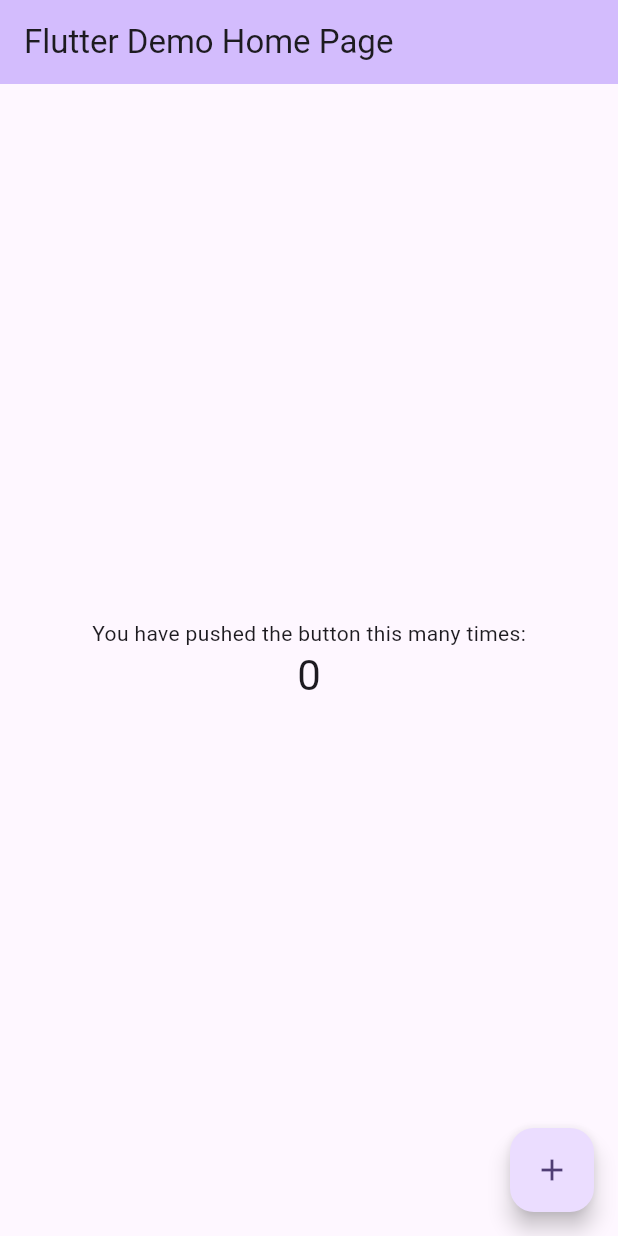
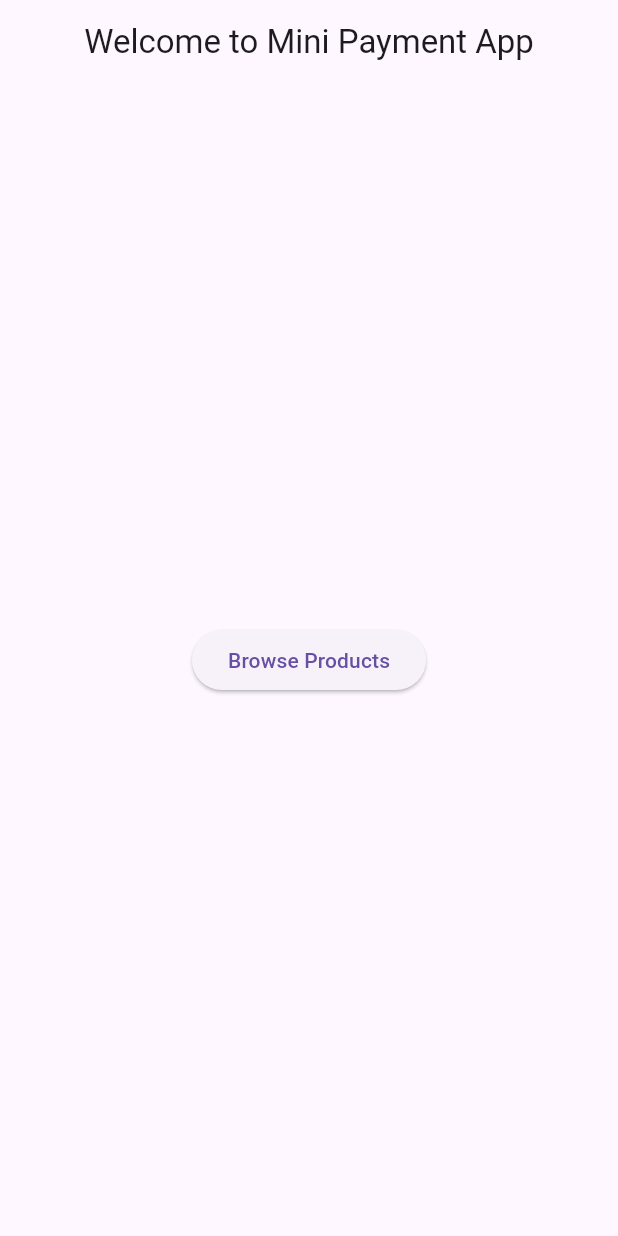
Before and after one commit to RohanP-57/M_Shopps, a Flutter app: the screen it shows after launch, on a phone screen of 412 x 824 dp. Run offline on Flutter 3.47's test engine with Material 3 defaults, Android fonts, the phone set to English and light mode, and no system bars.

Commit message:
changes- - unnecessary files deleted - home_screen.dart file added

```diff
--- a/lib/main.dart
+++ b/lib/main.dart
@@ -1,122 +1,23 @@
 import 'package:flutter/material.dart';
+import 'screens/home_screen.dart';
 
 void main() {
-  runApp(const MyApp());
+  runApp(const MiniPaymentApp());
 }
 
-class MyApp extends StatelessWidget {
-  const MyApp({super.key});
+class MiniPaymentApp extends StatelessWidget {
+  const MiniPaymentApp({super.key});
 
-  // This widget is the root of your application.
   @override
   Widget build(BuildContext context) {
     return MaterialApp(
-      title: 'Flutter Demo',
+      title: 'Mini Payment App',
+      debugShowCheckedModeBanner: false,
       theme: ThemeData(
-        // This is the theme of your application.
-        //
-        // TRY THIS: Try running your application with "flutter run". You'll see
-        // the application has a purple toolbar. Then, without quitting the app,
-        // try changing the seedColor in the colorScheme below to Colors.green
-        // and then invoke "hot reload" (save your changes or press the "hot
-        // reload" button in a Flutter-supported IDE, or press "r" if you used
-        // the command line to start the app).
-        //
-        // Notice that the counter didn't reset back to zero; the application
-        // state is not lost during the reload. To reset the state, use hot
-        // restart instead.
-        //
-        // This works for code too, not just values: Most code changes can be
-        // tested with just a hot reload.
-        colorScheme: ColorScheme.fromSeed(seedColor: Colors.deepPurple),
+        primarySwatch: Colors.indigo,
+        useMaterial3: true,
       ),
-      home: const MyHomePage(title: 'Flutter Demo Home Page'),
+      home: const HomeScreen(),
     );
   }
 }
-
-class MyHomePage extends StatefulWidget {
-  const MyHomePage({super.key, required this.title});
-
-  // This widget is the home page of your application. It is stateful, meaning
-  // that it has a State object (defined below) that contains fields that affect
-  // how it looks.
-
-  // This class is the configuration for the state. It holds the values (in this
-  // case the title) provided by the parent (in this case the App widget) and
-  // used by the build method of the State. Fields in a Widget subclass are
-  // always marked "final".
-
-  final String title;
-
-  @override
-  State<MyHomePage> createState() => _MyHomePageState();
-}
-
-class _MyHomePageState extends State<MyHomePage> {
-  int _counter = 0;
-
-  void _incrementCounter() {
-    setState(() {
-      // This call to setState tells the Flutter framework that something has
-      // changed in this State, which causes it to rerun the build method below
-      // so that the display can reflect the updated values. If we changed
-      // _counter without calling setState(), then the build method would not be
-      // called again, and so nothing would appear to happen.
-      _counter++;
-    });
-  }
-
-  @override
-  Widget build(BuildContext context) {
-    // This method is rerun every time setState is called, for instance as done
-    // by the _incrementCounter method above.
-    //
-    // The Flutter framework has been optimized to make rerunning build methods
-    // fast, so that you can just rebuild anything that needs updating rather
-    // than having to individually change instances of widgets.
-    return Scaffold(
-      appBar: AppBar(
-        // TRY THIS: Try changing the color here to a specific color (to
-        // Colors.amber, perhaps?) and trigger a hot reload to see the AppBar
-        // change color while the other colors stay the same.
-        backgroundColor: Theme.of(context).colorScheme.inversePrimary,
-        // Here we take the value from the MyHomePage object that was created by
-        // the App.build method, and use it to set our appbar title.
-        title: Text(widget.title),
-      ),
-      body: Center(
-        // Center is a layout widget. It takes a single child and positions it
-        // in the middle of the parent.
-        child: Column(
-          // Column is also a layout widget. It takes a list of children and
-          // arranges them vertically. By default, it sizes itself to fit its
-          // children horizontally, and tries to be as tall as its parent.
-          //
-          // Column has various properties to control how it sizes itself and
-          // how it positions its children. Here we use mainAxisAlignment to
-          // center the children vertically; the main axis here is the vertical
-          // axis because Columns are vertical (the cross axis would be
-          // horizontal).
-          //
-          // TRY THIS: Invoke "debug painting" (choose the "Toggle Debug Paint"
-          // action in the IDE, or press "p" in the console), to see the
-          // wireframe for each widget.
-          mainAxisAlignment: MainAxisAlignment.center,
-          children: <Widget>[
-            const Text('You have pushed the button this many times:'),
-            Text(
-              '$_counter',
-              style: Theme.of(context).textTheme.headlineMedium,
-            ),
-          ],
-        ),
-      ),
-      floatingActionButton: FloatingActionButton(
-        onPressed: _incrementCounter,
-        tooltip: 'Increment',
-        child: const Icon(Icons.add),
-      ), // This trailing comma makes auto-formatting nicer for build methods.
-    );
-  }
-}
--- /dev/null
+++ b/lib/screens/home_screen.dart
@@ -0,0 +1,21 @@
+import 'package:flutter/material.dart';
+
+class HomeScreen extends StatelessWidget {
+  const HomeScreen({super.key});
+
+  @override
+  Widget build(BuildContext context) {
+    return Scaffold(
+      appBar: AppBar(
+        title: const Text('Welcome to Mini Payment App'),
+        centerTitle: true,
+      ),
+      body: Center(
+        child: ElevatedButton(
+          onPressed: () {},
+          child: const Text('Browse Products'),
+        ),
+      ),
+    );
+  }
+}
```
Also changed, not shown: 38 other files.
